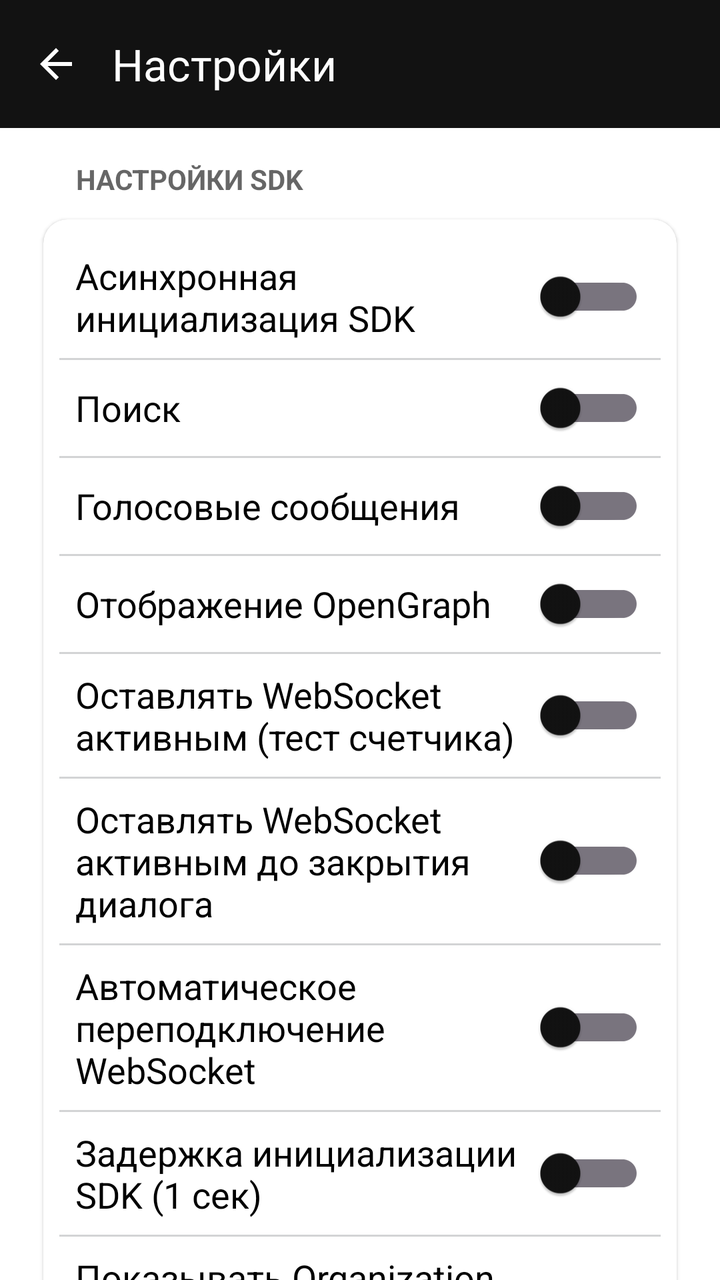
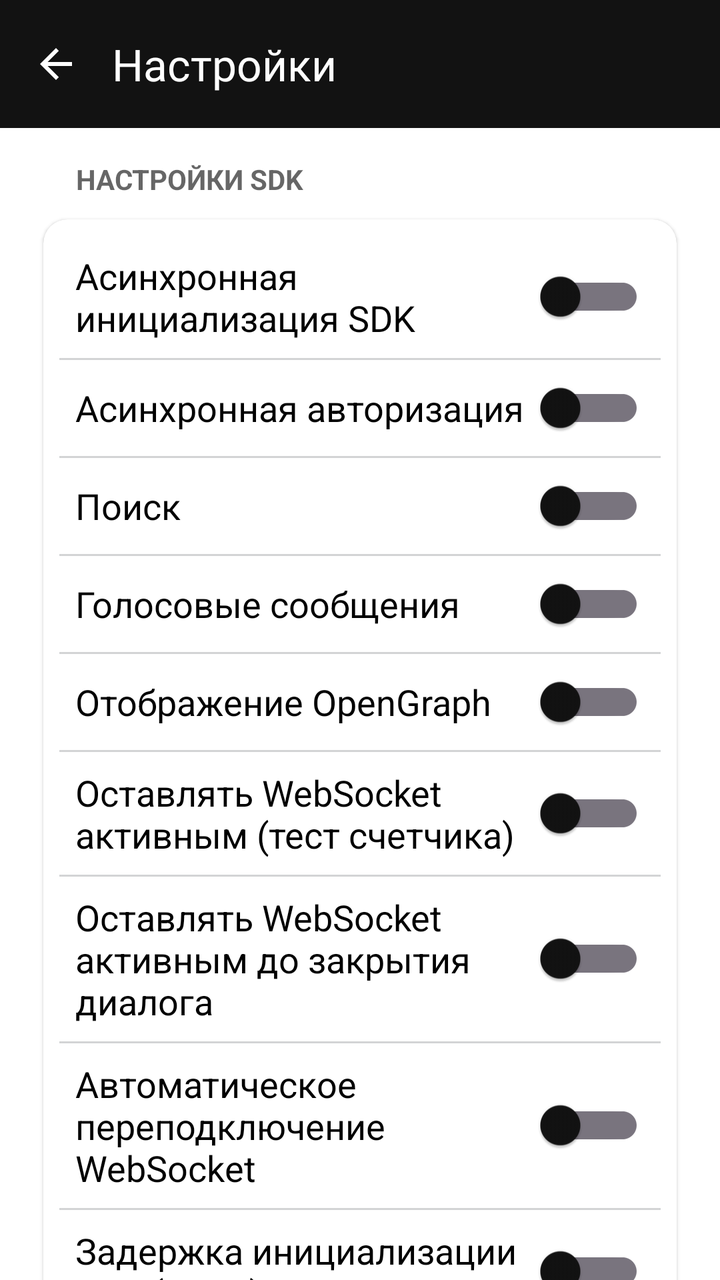

Screens rendered from an Android XML layout before and after an edit, with the pre-edit source and the edit as a unified diff.
<!-- AndroidManifest.xml: application theme Theme.EdnaChatCenter -->
<!-- res/layout/fragment_settings.xml -->
<?xml version="1.0" encoding="utf-8"?>
<androidx.constraintlayout.widget.ConstraintLayout xmlns:android="http://schemas.android.com/apk/res/android"
    xmlns:app="http://schemas.android.com/apk/res-auto"
    android:layout_width="match_parent"
    android:layout_height="match_parent"
    android:background="?android:colorBackground"
    android:orientation="vertical">

    <LinearLayout
        android:id="@+id/toolbar"
        android:layout_width="match_parent"
        android:layout_height="wrap_content"
        android:background="@color/black_color"
        android:orientation="horizontal"
        app:layout_constraintEnd_toEndOf="parent"
        app:layout_constraintStart_toStartOf="parent"
        app:layout_constraintTop_toTopOf="parent">

        <androidx.appcompat.widget.AppCompatImageView
            android:id="@+id/backButton"
            android:layout_width="wrap_content"
            android:layout_height="wrap_content"
            android:layout_gravity="center"
            android:layout_marginStart="@dimen/margin_8"
            android:layout_marginEnd="@dimen/margin_8"
            android:layout_marginVertical="@dimen/margin_12"
            android:padding="@dimen/margin_12"
            android:src="@drawable/ic_back" />

        <androidx.appcompat.widget.AppCompatTextView
            android:id="@+id/title"
            style="@style/FragmentTitleTextStyle"
            android:layout_width="0dp"
            android:layout_height="wrap_content"
            android:layout_gravity="center"
            android:layout_weight="1"
            android:ellipsize="end"
            android:lines="1"
            android:text="@string/settings" />

    </LinearLayout>

    <androidx.core.widget.NestedScrollView
        android:layout_width="0dp"
        android:layout_height="0dp"
        android:clipToPadding="false"
        android:fillViewport="true"
        android:paddingVertical="16dp"
        app:layout_constraintBottom_toBottomOf="parent"
        app:layout_constraintEnd_toEndOf="parent"
        app:layout_constraintStart_toStartOf="parent"
        app:layout_constraintTop_toBottomOf="@id/toolbar">

        <androidx.constraintlayout.widget.ConstraintLayout
            android:layout_width="match_parent"
            android:layout_height="wrap_content">

            <com.google.android.material.textview.MaterialTextView
                android:id="@+id/titleTextView"
                android:layout_width="wrap_content"
                android:layout_height="wrap_content"
                android:layout_marginStart="38dp"
                android:layout_marginBottom="8dp"
                android:text="@string/sdk_settings"
                android:textAllCaps="true"
                android:textAppearance="?android:attr/textAppearanceMedium"
                android:textSize="14sp"
                android:textStyle="bold"
                app:layout_constraintStart_toStartOf="parent"
                app:layout_constraintTop_toTopOf="parent" />

            <com.google.android.material.card.MaterialCardView
                android:id="@+id/sdk_settings_card"
                android:layout_width="match_parent"
                android:layout_height="wrap_content"
                android:layout_marginHorizontal="0dp"
                android:layout_marginStart="16dp"
                android:layout_marginTop="4dp"
                android:layout_marginEnd="16dp"
                android:layout_marginBottom="4dp"
                app:cardCornerRadius="12dp"
                app:cardUseCompatPadding="true"
                app:layout_constraintEnd_toEndOf="parent"
                app:layout_constraintStart_toStartOf="parent"
                app:layout_constraintTop_toBottomOf="@id/titleTextView">

                <LinearLayout
                    android:layout_width="match_parent"
                    android:layout_height="wrap_content"
                    android:orientation="vertical"
                    android:padding="8dp">

                    <com.google.android.material.materialswitch.MaterialSwitch
                        android:id="@+id/asyncInitSwitcher"
                        style="@style/SwitchStyle"
                        android:layout_width="match_parent"
                        android:layout_height="wrap_content"
                        android:padding="8dp"
                        android:text="@string/async_init"
                        android:textAppearance="?android:attr/textAppearanceMedium"
                        android:textOff=""
                        android:textOn="" />

                    <View
                        android:layout_width="match_parent"
                        android:layout_height="1dp"
                        android:background="#D3D4D5" />

                    <com.google.android.material.materialswitch.MaterialSwitch
                        android:id="@+id/searchSwitcher"
                        style="@style/SwitchStyle"
                        android:layout_width="match_parent"
                        android:layout_height="wrap_content"
                        android:padding="8dp"
                        android:text="@string/search"
                        android:textAppearance="?android:attr/textAppearanceMedium"
                        android:textOff=""
                        android:textOn="" />

                    <View
                        android:layout_width="match_parent"
                        android:layout_height="1dp"
                        android:background="#D3D4D5" />

                    <com.google.android.material.materialswitch.MaterialSwitch
                        android:id="@+id/voiceSwitcher"
                        style="@style/SwitchStyle"
                        android:layout_width="match_parent"
                        android:layout_height="wrap_content"
                        android:padding="8dp"
                        android:text="@string/voice_messages"
                        android:textAppearance="?android:attr/textAppearanceMedium"
                        android:textOff=""
                        android:textOn="" />

                    <View
                        android:layout_width="match_parent"
                        android:layout_height="1dp"
                        android:background="#D3D4D5" />

                    <com.google.android.material.materialswitch.MaterialSwitch
                        android:id="@+id/openGraphSwitcher"
                        style="@style/SwitchStyle"
                        android:layout_width="match_parent"
                        android:layout_height="wrap_content"
                        android:padding="8dp"
                        android:text="@string/opengraph"
                        android:textAppearance="?android:attr/textAppearanceMedium"
                        android:textOff=""
                        android:textOn="" />

                    <View
                        android:layout_width="match_parent"
                        android:layout_height="1dp"
                        android:background="#D3D4D5" />

                    <com.google.android.material.materialswitch.MaterialSwitch
                        android:id="@+id/webSocketSwitcher"
                        style="@style/SwitchStyle"
                        android:layout_width="wrap_content"
                        android:layout_height="wrap_content"
                        android:padding="8dp"
                        android:text="@string/keep_websocket"
                        android:textAppearance="?android:attr/textAppearanceMedium"
                        android:textOff=""
                        android:textOn="" />

                    <View
                        android:layout_width="match_parent"
                        android:layout_height="1dp"
                        android:background="#D3D4D5" />

                    <com.google.android.material.materialswitch.MaterialSwitch
                        android:id="@+id/webSocketDuringSessionSwitcher"
                        style="@style/SwitchStyle"
                        android:layout_width="wrap_content"
                        android:layout_height="wrap_content"
                        android:padding="8dp"
                        android:text="@string/keep_websocket_during_session"
                        android:textAppearance="?android:attr/textAppearanceMedium"
                        android:textOff=""
                        android:textOn="" />

                    <View
                        android:layout_width="match_parent"
                        android:layout_height="1dp"
                        android:background="#D3D4D5" />

                    <com.google.android.material.materialswitch.MaterialSwitch
                        android:id="@+id/webSocketReconnectSwitcher"
                        style="@style/SwitchStyle"
                        android:layout_width="wrap_content"
                        android:layout_height="wrap_content"
                        android:padding="8dp"
                        android:text="@string/websocket_reconnect"
                        android:textAppearance="?android:attr/textAppearanceMedium"
                        android:textOff=""
                        android:textOn="" />

                    <View
                        android:layout_width="match_parent"
                        android:layout_height="1dp"
                        android:background="#D3D4D5" />

                    <com.google.android.material.materialswitch.MaterialSwitch
                        android:id="@+id/sdkInitDelaySwitcher"
                        style="@style/SwitchStyle"
                        android:layout_width="wrap_content"
                        android:layout_height="wrap_content"
                        android:layout_gravity="center_horizontal"
                        android:padding="8dp"
                        android:text="@string/sdk_init_delay"
                        android:textAppearance="?android:attr/textAppearanceMedium"
                        android:textOff=""
                        android:textOn="" />

                    <View
                        android:layout_width="match_parent"
                        android:layout_height="1dp"
                        android:background="#D3D4D5" />

                    <com.google.android.material.materialswitch.MaterialSwitch
                        android:id="@+id/subtitleShowOrgUnitSwitcher"
                        style="@style/SwitchStyle"
                        android:layout_width="wrap_content"
                        android:layout_height="wrap_content"
                        android:layout_gravity="center_horizontal"
                        android:padding="8dp"
                        android:text="@string/subtitle_show_org_unit"
                        android:textAppearance="?android:attr/textAppearanceMedium"
                        android:textOff=""
                        android:textOn="" />

                </LinearLayout>

            </com.google.android.material.card.MaterialCardView>

            <com.google.android.material.textview.MaterialTextView
                android:id="@+id/app_theme_title_text"
                android:layout_width="wrap_content"
                android:layout_height="wrap_content"
                android:layout_marginVertical="8dp"
                android:layout_marginStart="38dp"
                android:text="@string/app_theme_settings"
                android:textAllCaps="true"
                android:textAppearance="?android:attr/textAppearanceMedium"
                android:textSize="14sp"
                android:textStyle="bold"
                app:layout_constraintStart_toStartOf="parent"
                app:layout_constraintTop_toBottomOf="@id/sdk_settings_card" />

            <RadioGroup
                android:id="@+id/dayNightModeRadioGroup"
                android:layout_width="match_parent"
                android:layout_height="wrap_content"
                android:layout_marginHorizontal="16dp"
                android:gravity="center_vertical"
                android:orientation="horizontal"
                app:layout_constraintEnd_toEndOf="parent"
                app:layout_constraintStart_toStartOf="parent"
                app:layout_constraintTop_toBottomOf="@id/app_theme_title_text">

                <com.google.android.material.radiobutton.MaterialRadioButton
                    android:id="@+id/dayModeRadioButton"
                    android:layout_width="wrap_content"
                    android:layout_height="wrap_content"
                    android:text="@string/light_theme" />

                <com.google.android.material.radiobutton.MaterialRadioButton
                    android:id="@+id/nightModeRadioButton"
                    android:layout_width="wrap_content"
                    android:layout_height="wrap_content"
                    android:text="@string/dark_theme" />

                <com.google.android.material.radiobutton.MaterialRadioButton
                    android:id="@+id/followSystemModeRadioButton"
                    android:layout_width="wrap_content"
                    android:layout_height="wrap_content"
                    android:text="@string/follow_system_theme" />

            </RadioGroup>

        </androidx.constraintlayout.widget.ConstraintLayout>

    </androidx.core.widget.NestedScrollView>

</androidx.constraintlayout.widget.ConstraintLayout>
<!-- resources referenced by this layout -->
<resources>
  <color name="black_color">#121212</color>
  <dimen name="margin_12">12dp</dimen>
  <dimen name="margin_8">8dp</dimen>
  <!-- drawable ic_back (drawable) -->
  <vector xmlns:android="http://schemas.android.com/apk/res/android"
      android:width="16dp"
      android:height="16dp"
      android:viewportWidth="16"
      android:viewportHeight="16">
    <path
        android:pathData="M16,7H3.83L9.42,1.41L8,0L0,8L8,16L9.41,14.59L3.83,9H16V7Z"
        android:fillColor="#ffffff"/>
  </vector>
  <string name="app_theme_settings">Настройка темы приложения</string>
  <string name="async_init">Асинхронная инициализация SDK</string>
  <string name="dark_theme">Темная</string>
  <string name="follow_system_theme">Как в системе</string>
  <string name="keep_websocket">Оставлять WebSocket активным (тест счетчика)</string>
  <string name="keep_websocket_during_session">Оставлять WebSocket активным до закрытия диалога</string>
  <string name="light_theme">Светлая</string>
  <string name="opengraph">Отображение OpenGraph</string>
  <string name="sdk_init_delay">Задержка инициализации SDK (1 сек)</string>
  <string name="sdk_settings">настройки sdk</string>
  <string name="search">Поиск</string>
  <string name="settings">Настройки</string>
  <string name="subtitle_show_org_unit">Показывать Organization Unit консультанта в подзаголовке</string>
  <string name="voice_messages">Голосовые сообщения</string>
  <string name="websocket_reconnect">Автоматическое переподключение WebSocket</string>
  <style name="FragmentTitleTextStyle" parent="android:Widget.TextView">
          <item name="android:layout_width">wrap_content</item>
          <item name="android:layout_height">wrap_content</item>
          <item name="android:textColor">@android:color/white</item>
          <item name="android:textSize">@dimen/text_size_22</item>
          <item name="android:fontFamily">@font/roboto_medium</item>
          <item name="android:lineSpacingExtra">2sp</item>
      </style>
  <style name="SwitchStyle" parent="Widget.MaterialComponents.CompoundButton.Switch">
          <item name="thumbTint">@color/black_color</item>
          <item name="trackTint">@color/gray_color</item>
      </style>
  <style name="Theme.EdnaChatCenter" parent="Theme.MaterialComponents.DayNight.DarkActionBar">
          <item name="colorPrimary">@android:color/white</item>
          <item name="colorPrimaryVariant">@color/gray_color_f4</item>
          <item name="colorOnPrimary">@color/gray_color</item>
          <item name="colorSecondary">@color/gray_color_b7</item>
          <item name="colorSecondaryVariant">@color/gray_color_8e</item>
          <item name="colorOnSecondary">@color/black_color</item>
      </style>
  <dimen name="text_size_22">22sp</dimen>
  <color name="gray_color">#79747E</color>
  <color name="gray_color_f4">#f4f4f4</color>
  <color name="gray_color_b7">#b7b7b7</color>
  <color name="gray_color_8e">#8E8E93</color>
</resources>

<!-- the commit's change to res/layout/fragment_settings.xml (unified diff, before → after) -->
@@ -107,6 +107,22 @@
                         android:background="#D3D4D5" />
 
                     <com.google.android.material.materialswitch.MaterialSwitch
+                        android:id="@+id/asyncAuthorizationSwitcher"
+                        style="@style/SwitchStyle"
+                        android:layout_width="match_parent"
+                        android:layout_height="wrap_content"
+                        android:padding="8dp"
+                        android:text="@string/async_authorization"
+                        android:textAppearance="?android:attr/textAppearanceMedium"
+                        android:textOff=""
+                        android:textOn="" />
+
+                    <View
+                        android:layout_width="match_parent"
+                        android:layout_height="1dp"
+                        android:background="#D3D4D5" />
+
+                    <com.google.android.material.materialswitch.MaterialSwitch
                         android:id="@+id/searchSwitcher"
                         style="@style/SwitchStyle"
                         android:layout_width="match_parent"
@@ -280,6 +296,50 @@
 
             </RadioGroup>
 
+            <com.google.android.material.textview.MaterialTextView
+                android:id="@+id/edge_to_edge_title_text"
+                android:layout_width="wrap_content"
+                android:layout_height="wrap_content"
+                android:layout_marginVertical="8dp"
+                android:layout_marginStart="38dp"
+                android:text="@string/edge_to_edge_settings"
+                android:textAllCaps="true"
+                android:textAppearance="?android:attr/textAppearanceMedium"
+                android:textSize="14sp"
+                android:textStyle="bold"
+                app:layout_constraintStart_toStartOf="parent"
+                app:layout_constraintTop_toBottomOf="@id/dayNightModeRadioGroup" />
+
+            <RadioGroup
+                android:id="@+id/edgeToEdgeModeRadioGroup"
+                android:layout_width="match_parent"
+                android:layout_height="wrap_content"
+                android:layout_marginHorizontal="16dp"
+                android:orientation="vertical"
+                app:layout_constraintEnd_toEndOf="parent"
+                app:layout_constraintStart_toStartOf="parent"
+                app:layout_constraintTop_toBottomOf="@id/edge_to_edge_title_text">
+
+                <com.google.android.material.radiobutton.MaterialRadioButton
+                    android:id="@+id/e2eLegacyRadioButton"
+                    android:layout_width="wrap_content"
+                    android:layout_height="wrap_content"
+                    android:text="@string/edge_to_edge_legacy" />
+
+                <com.google.android.material.radiobutton.MaterialRadioButton
+                    android:id="@+id/e2eFrom11RadioButton"
+                    android:layout_width="wrap_content"
+                    android:layout_height="wrap_content"
+                    android:text="@string/edge_to_edge_from_11" />
+
+                <com.google.android.material.radiobutton.MaterialRadioButton
+                    android:id="@+id/e2eAllVersionsRadioButton"
+                    android:layout_width="wrap_content"
+                    android:layout_height="wrap_content"
+                    android:text="@string/edge_to_edge_all_versions" />
+
+            </RadioGroup>
+
         </androidx.constraintlayout.widget.ConstraintLayout>
 
     </androidx.core.widget.NestedScrollView>
<!-- resource entries referenced after the edit -->
@@ -14,8 +14,13 @@
         android:fillColor="#ffffff"/>
   </vector>
   <string name="app_theme_settings">Настройка темы приложения</string>
+  <string name="async_authorization">Асинхронная авторизация</string>
   <string name="async_init">Асинхронная инициализация SDK</string>
   <string name="dark_theme">Темная</string>
+  <string name="edge_to_edge_all_versions">Все версии (API 21+)</string>
+  <string name="edge_to_edge_from_11">С Android 11 (API 30+)</string>
+  <string name="edge_to_edge_legacy">Legacy - с Android 15 (API 35+)</string>
+  <string name="edge_to_edge_settings">Режим edge-to-edge</string>
   <string name="follow_system_theme">Как в системе</string>
   <string name="keep_websocket">Оставлять WebSocket активным (тест счетчика)</string>
   <string name="keep_websocket_during_session">Оставлять WebSocket активным до закрытия диалога</string>
